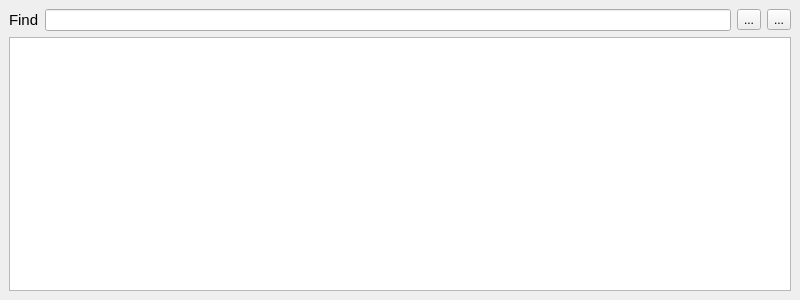
This is sources/consoledialog.ui in mikaelsundell/stageviz as Qt 5 draws it before an edit. The edited form follows.
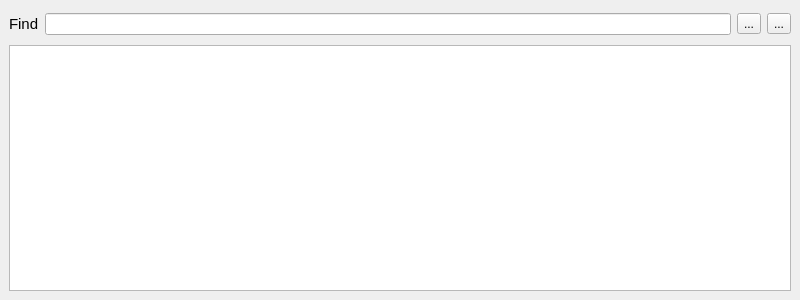
This is the edited form.

Patch:
```diff
--- a/sources/consoledialog.ui
+++ b/sources/consoledialog.ui
@@ -39,6 +39,18 @@
        <layout class="QVBoxLayout" name="verticalLayout">
         <item>
          <widget class="QWidget" name="widget_2" native="true">
+          <property name="sizePolicy">
+           <sizepolicy hsizetype="Preferred" vsizetype="Minimum">
+            <horstretch>0</horstretch>
+            <verstretch>0</verstretch>
+           </sizepolicy>
+          </property>
+          <property name="minimumSize">
+           <size>
+            <width>0</width>
+            <height>30</height>
+           </size>
+          </property>
           <layout class="QHBoxLayout" name="horizontalLayout_2">
            <property name="spacing">
             <number>6</number>
```
